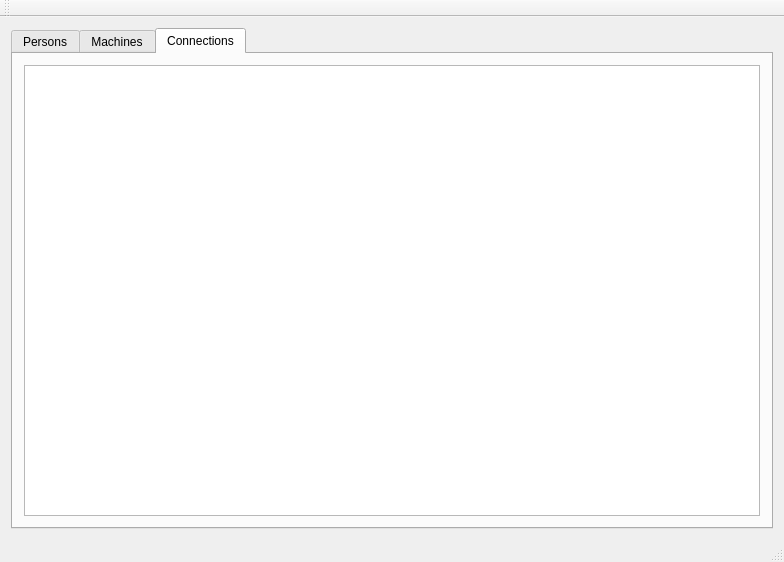
Qt form Verklegt_Namskeid-Skil3/Verklegt_Namskeid-Skil3/mainwindow.ui (Indexu/Verklegt_Namskeid) before a commit.
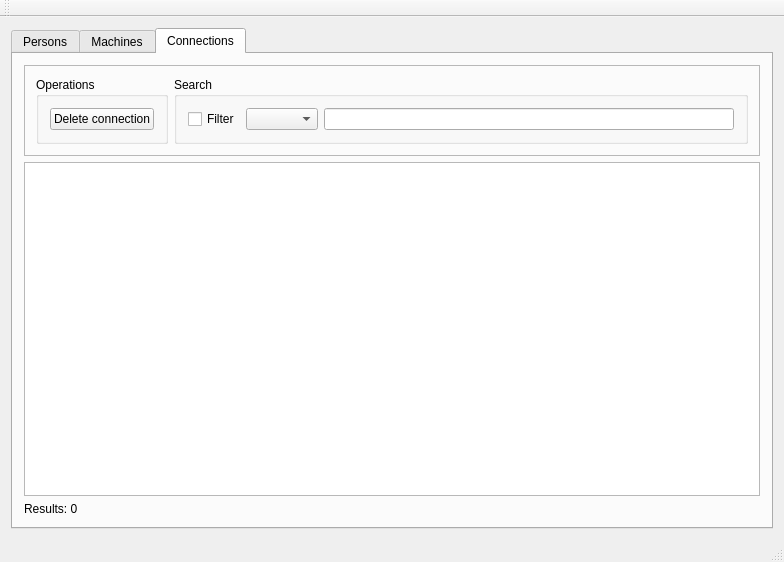
The same form after that commit. The open tabs and pages were chosen to show the change.

```diff
--- a/Verklegt_Namskeid-Skil3/Verklegt_Namskeid-Skil3/mainwindow.ui
+++ b/Verklegt_Namskeid-Skil3/Verklegt_Namskeid-Skil3/mainwindow.ui
@@ -220,9 +220,79 @@
         <string>Connections</string>
        </attribute>
        <layout class="QVBoxLayout" name="verticalLayout_4">
+        <item>
+         <widget class="QFrame" name="frame_3">
+          <property name="frameShape">
+           <enum>QFrame::StyledPanel</enum>
+          </property>
+          <property name="frameShadow">
+           <enum>QFrame::Raised</enum>
+          </property>
+          <layout class="QHBoxLayout" name="horizontalLayout_3">
+           <item>
+            <widget class="QGroupBox" name="groupBox_5">
+             <property name="sizePolicy">
+              <sizepolicy hsizetype="Minimum" vsizetype="Minimum">
+               <horstretch>0</horstretch>
+               <verstretch>0</verstretch>
+              </sizepolicy>
+             </property>
+             <property name="title">
+              <string>Operations</string>
+             </property>
+             <layout class="QHBoxLayout" name="horizontalLayout_8">
+              <item>
+               <widget class="QPushButton" name="connectionsDeleteButton">
+                <property name="text">
+                 <string>Delete connection</string>
+                </property>
+               </widget>
+              </item>
+             </layout>
+            </widget>
+           </item>
+           <item>
+            <widget class="QGroupBox" name="groupBox_6">
+             <property name="title">
+              <string>Search</string>
+             </property>
+             <layout class="QHBoxLayout" name="horizontalLayout_9">
+              <item>
+               <widget class="QCheckBox" name="connectionsFilterCheckBox">
+                <property name="text">
+                 <string>Filter</string>
+                </property>
+               </widget>
+              </item>
+              <item>
+               <widget class="QComboBox" name="connectionsSearchComboBox">
+                <property name="currentText">
+                 <string/>
+                </property>
+                <property name="currentIndex">
+                 <number>-1</number>
+                </property>
+               </widget>
+              </item>
+              <item>
+               <widget class="QLineEdit" name="connectionsSearchField"/>
+              </item>
+             </layout>
+            </widget>
+           </item>
+          </layout>
+         </widget>
+        </item>
         <item>
          <widget class="QTableView" name="connectionsTable"/>
         </item>
+        <item>
+         <widget class="QLabel" name="connectionsResultsLabel">
+          <property name="text">
+           <string>Results: 0</string>
+          </property>
+         </widget>
+        </item>
        </layout>
       </widget>
      </widget>
```
Left out of the diff: 2 changed lines with no effect on the pictures.
